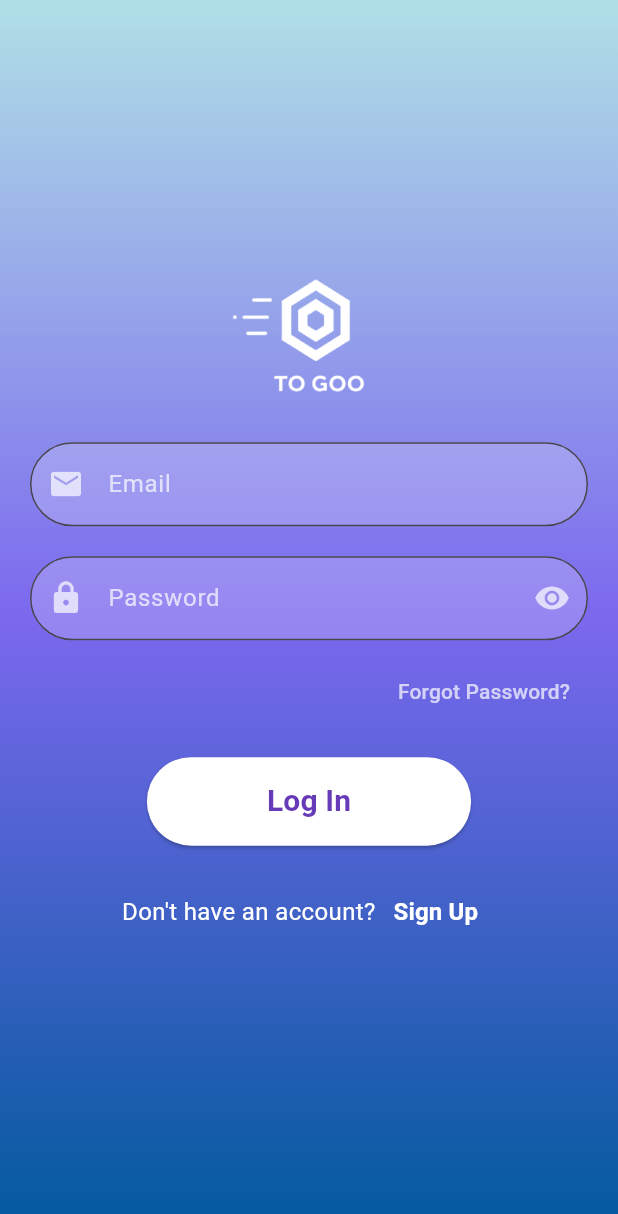
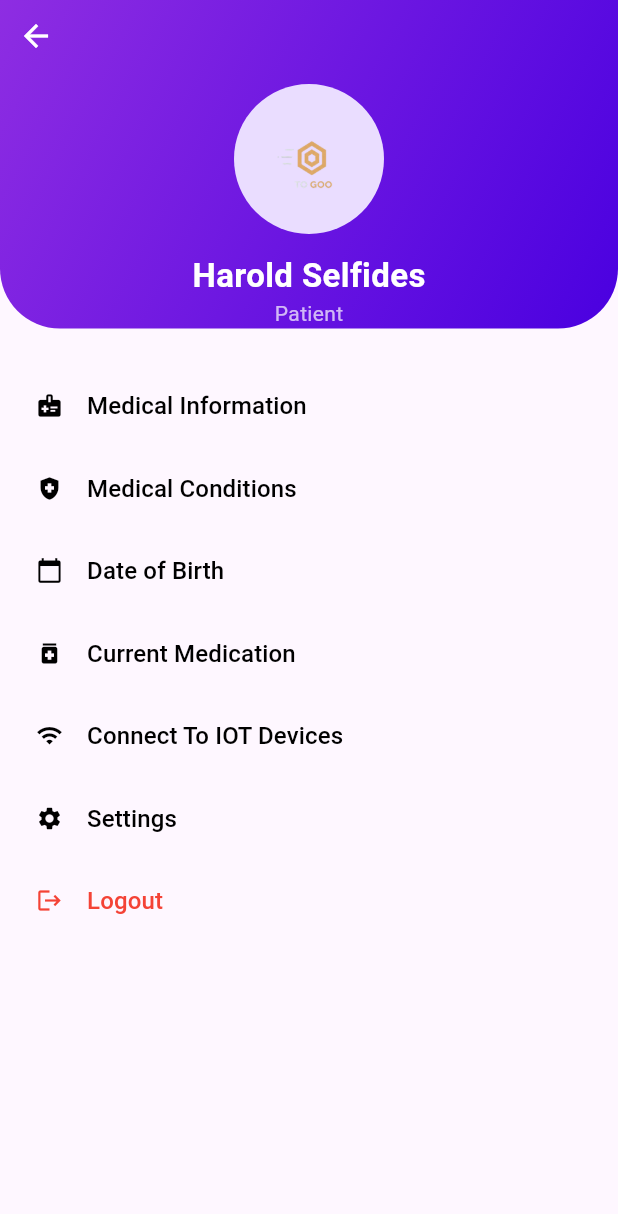
Before and after one commit to harold062/myproject, a Flutter app: the screen it shows after launch, on a phone screen of 412 x 824 dp. Shown: the top 1214 px of the screen. Run offline on Flutter 3.47's test engine with Material 3 defaults, Android fonts, the phone set to English and light mode, and no system bars; our stand-ins replace firebase_auth, firebase_core, firebase_database, font_awesome_flutter, google_sign_in; accounts and stored records are empty; Roboto replaces fonts that are missing (ClashDisplay, PlusJakartaSans).

Commit message:
added profile screen

```diff
--- a/lib/main.dart
+++ b/lib/main.dart
@@ -1,6 +1,7 @@
 import 'package:flutter/material.dart';
 import 'package:firebase_core/firebase_core.dart';
 import 'package:myproject/screens/login.dart';
+import 'package:myproject/screens/profile.dart';
 import 'firebase_options.dart'; // Import generated firebase config
 
 void main() async {
@@ -20,7 +21,7 @@ class MyApp extends StatelessWidget {
       debugShowCheckedModeBanner: false,
       title: 'My Flutter Firebase App',
       theme: ThemeData(primarySwatch: Colors.deepPurple),
-      home: const LogInPage(),
+      home: const ProfileScreen(),
     );
   }
 }
--- /dev/null
+++ b/lib/screens/profile.dart
@@ -0,0 +1,149 @@
+import 'package:flutter/material.dart';
+import 'package:myproject/screens/login.dart';
+
+class ProfileScreen extends StatelessWidget {
+  const ProfileScreen({super.key});
+
+  @override
+  Widget build(BuildContext context) {
+    return Scaffold(
+      body: Column(
+        children: [
+          // Top Profile Section with Gradient Background
+          Container(
+            decoration: const BoxDecoration(
+              gradient: LinearGradient(
+                colors: [Color(0xFF8E2DE2), Color(0xFF4A00E0)],
+                begin: Alignment.topLeft,
+                end: Alignment.bottomRight,
+              ),
+              borderRadius: BorderRadius.vertical(bottom: Radius.circular(40)),
+            ),
+            child: Column(
+              crossAxisAlignment: CrossAxisAlignment.start,
+              children: [
+                IconButton(
+                  icon: const Icon(Icons.arrow_back, color: Colors.white),
+                  onPressed: () {
+                    Navigator.pop(context);
+                  },
+                ),
+                const SizedBox(height: 8),
+                Center(
+                  child: Column(
+                    children: [
+                      const CircleAvatar(
+                        radius: 50,
+                        backgroundImage: AssetImage(
+                          'assets/images/logo.png',
+                        ), // Make sure the asset path is correct
+                      ),
+                      const SizedBox(height: 12),
+                      const Text(
+                        'Harold Selfides',
+                        style: TextStyle(
+                          fontSize: 22,
+                          fontWeight: FontWeight.w600,
+                          color: Colors.white,
+                          fontFamily: 'ClashDisplay',
+                        ),
+                      ),
+                      const Text(
+                        'Patient',
+                        style: TextStyle(
+                          fontSize: 14,
+                          color: Colors.white70,
+                          fontFamily: 'ClashDisplay',
+                        ),
+                      ),
+                    ],
+                  ),
+                ),
+              ],
+            ),
+          ),
+
+          const SizedBox(height: 24),
+
+          // Menu Items
+          Expanded(
+            child: Padding(
+              padding: const EdgeInsets.symmetric(horizontal: 24),
+              child: Column(
+                children: [
+                  _buildMenuItem(
+                    Icons.medical_information,
+                    'Medical Information',
+                  ),
+                  _buildMenuItem(Icons.health_and_safety, 'Medical Conditions'),
+                  _buildMenuItem(Icons.calendar_today, 'Date of Birth'),
+                  _buildMenuItem(Icons.medication, 'Current Medication'),
+                  _buildMenuItem(Icons.wifi, 'Connect To IOT Devices'),
+                  _buildMenuItem(Icons.settings, 'Settings'),
+                  _buildMenuItem(
+                    Icons.logout,
+                    'Logout',
+                    isLogout: true,
+                  ), // moved before Spacer
+                  const Spacer(),
+                  const SizedBox(height: 20),
+                ],
+              ),
+            ),
+          ),
+        ],
+      ),
+    );
+  }
+
+  Widget _buildMenuItem(
+    IconData icon,
+    String label, {
+    String? badge,
+    bool isLogout = false,
+  }) {
+    return ElevatedButton(
+      onPressed: () {
+        if (isLogout) {
+        } else {}
+      },
+      style: ElevatedButton.styleFrom(
+        backgroundColor: Colors.transparent,
+        foregroundColor: Colors.black,
+        shadowColor: Colors.transparent,
+        padding: EdgeInsets.symmetric(vertical: 16),
+        shape: RoundedRectangleBorder(borderRadius: BorderRadius.circular(10)),
+      ),
+      child: Row(
+        children: [
+          Icon(icon, color: isLogout ? Colors.red : Colors.black),
+          const SizedBox(width: 16),
+          Text(
+            label,
+            style: TextStyle(
+              fontSize: 16,
+              fontFamily: 'PlusJakartaSans',
+              color: isLogout ? Colors.red : Colors.black,
+            ),
+          ),
+          const Spacer(),
+          if (badge != null)
+            Container(
+              padding: const EdgeInsets.symmetric(horizontal: 8, vertical: 4),
+              decoration: BoxDecoration(
+                color: const Color(0xFF8E2DE2),
+                borderRadius: BorderRadius.circular(12),
+              ),
+              child: Text(
+                badge,
+                style: const TextStyle(
+                  color: Colors.white,
+                  fontFamily: 'PlusJakartaSans',
+                ),
+              ),
+            ),
+        ],
+      ),
+    );
+  }
+}
```
Also changed, not shown: 1 other file.
